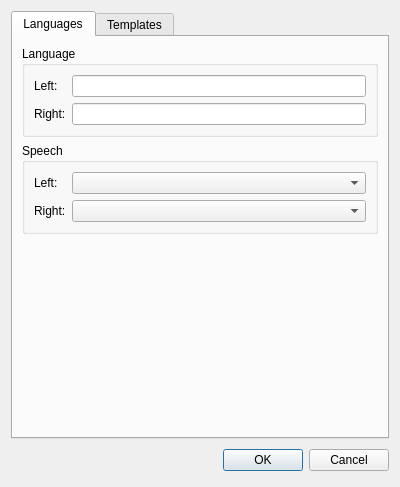
Before: the Qt Designer form source/vocabularymanagerdialog/vocabularysettingsdialog.ui in martin-kudlicka/vocabulary-master, drawn with Qt 5.
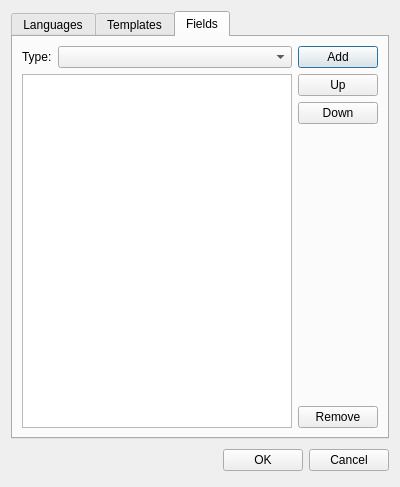
After: the same form once the commit is applied. The open tabs and pages were chosen to show the change.

Commit message: + vocabulary fields rename

Patch:
```diff
--- a/source/vocabularymanagerdialog/vocabularysettingsdialog.ui
+++ b/source/vocabularymanagerdialog/vocabularysettingsdialog.ui
@@ -7,7 +7,7 @@
     <x>0</x>
     <y>0</y>
     <width>400</width>
-    <height>300</height>
+    <height>470</height>
    </rect>
   </property>
   <property name="windowTitle">
@@ -188,6 +188,93 @@
        </item>
       </layout>
      </widget>
+     <widget class="QWidget" name="tab_3">
+      <attribute name="title">
+       <string>Fields</string>
+      </attribute>
+      <layout class="QVBoxLayout" name="verticalLayout_5">
+       <item>
+        <layout class="QHBoxLayout" name="horizontalLayout_2">
+         <item>
+          <widget class="QLabel" name="label_9">
+           <property name="text">
+            <string>Type:</string>
+           </property>
+           <property name="buddy">
+            <cstring>qcbFieldType</cstring>
+           </property>
+          </widget>
+         </item>
+         <item>
+          <widget class="QComboBox" name="qcbFieldType">
+           <property name="sizePolicy">
+            <sizepolicy hsizetype="Expanding" vsizetype="Fixed">
+             <horstretch>0</horstretch>
+             <verstretch>0</verstretch>
+            </sizepolicy>
+           </property>
+          </widget>
+         </item>
+         <item>
+          <widget class="QPushButton" name="qpbFieldAdd">
+           <property name="text">
+            <string>Add</string>
+           </property>
+          </widget>
+         </item>
+        </layout>
+       </item>
+       <item>
+        <layout class="QHBoxLayout" name="horizontalLayout">
+         <item>
+          <widget class="QTreeView" name="qtvFields">
+           <property name="rootIsDecorated">
+            <bool>false</bool>
+           </property>
+          </widget>
+         </item>
+         <item>
+          <layout class="QVBoxLayout" name="verticalLayout_2">
+           <item>
+            <widget class="QPushButton" name="qpbFieldUp">
+             <property name="text">
+              <string>Up</string>
+             </property>
+            </widget>
+           </item>
+           <item>
+            <widget class="QPushButton" name="qpbFieldDown">
+             <property name="text">
+              <string>Down</string>
+             </property>
+            </widget>
+           </item>
+           <item>
+            <spacer name="verticalSpacer_2">
+             <property name="orientation">
+              <enum>Qt::Vertical</enum>
+             </property>
+             <property name="sizeHint" stdset="0">
+              <size>
+               <width>20</width>
+               <height>40</height>
+              </size>
+             </property>
+            </spacer>
+           </item>
+           <item>
+            <widget class="QPushButton" name="qpbFieldRemove">
+             <property name="text">
+              <string>Remove</string>
+             </property>
+            </widget>
+           </item>
+          </layout>
+         </item>
+        </layout>
+       </item>
+      </layout>
+     </widget>
     </widget>
    </item>
    <item>
```
The commit also changes 11 other files.
